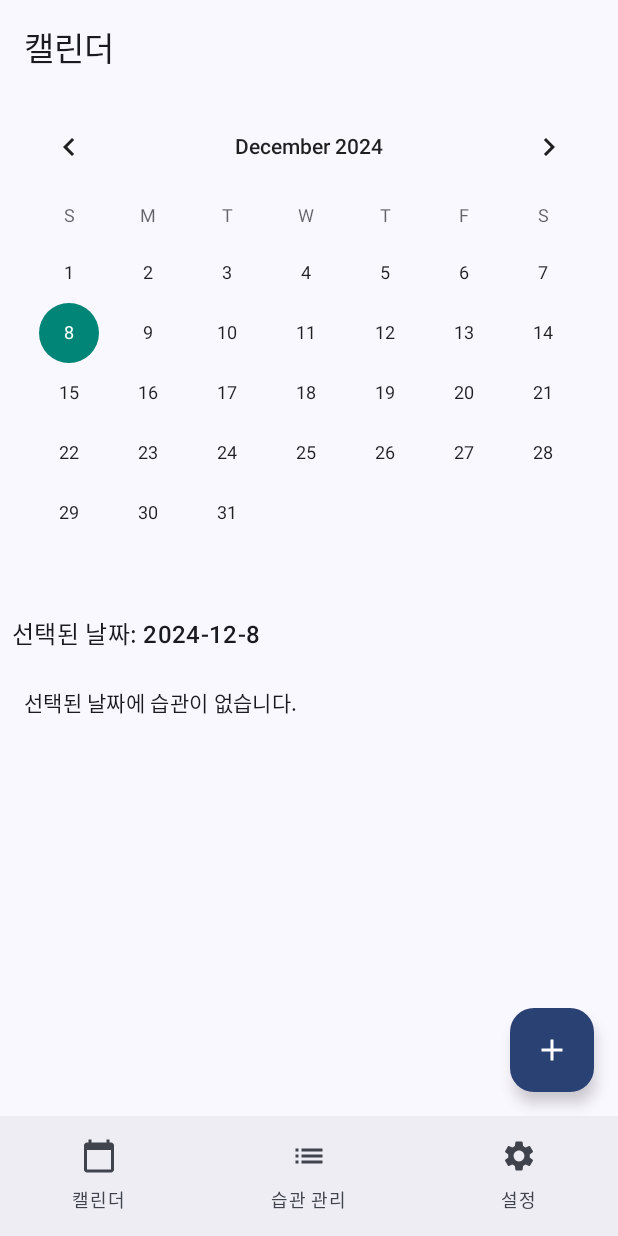
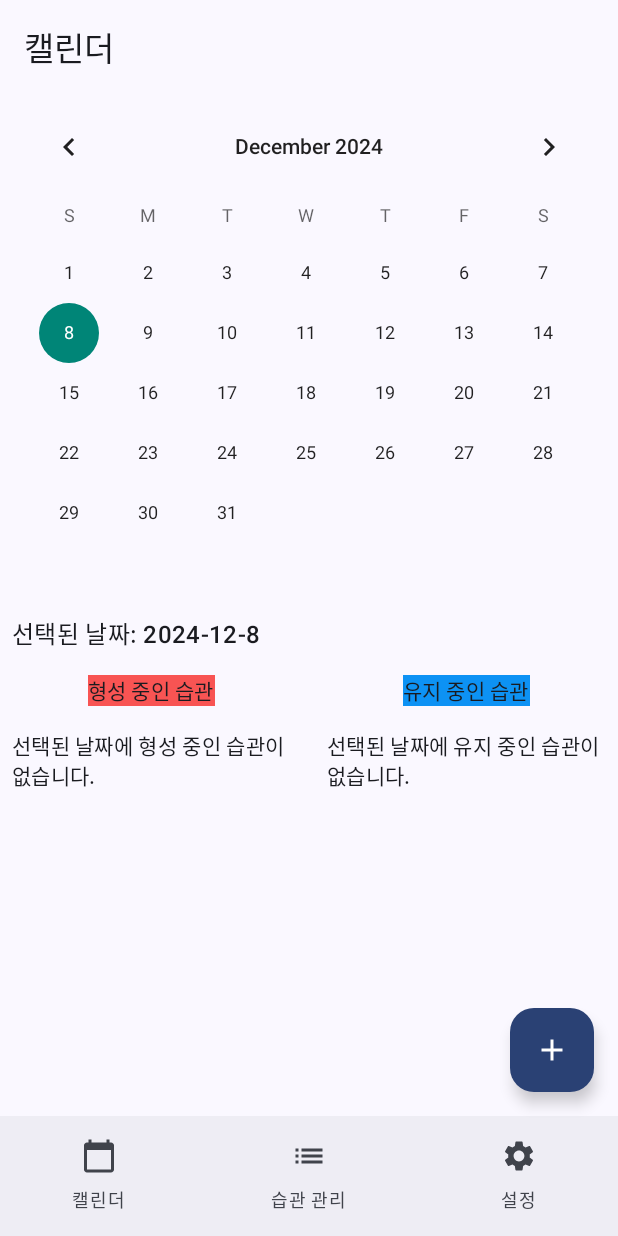
Before and after one commit to tesabel/mobileAppDevTeam25, an Android app built with Jetpack Compose: the CalendarPage screen opened through its navigation route, on a phone screen of 412 x 824 dp. Run offline under Robolectric (Android 15) with nearby library versions, the phone set to English and light mode, and no system bars; our stand-ins replace Firebase (no records; nobody signed in at launch, a user with empty details on screens opened directly).

Commit message:
show habit list in calendarpage

```diff
--- a/app/src/main/java/com/example/doordonot/Config.kt
+++ b/app/src/main/java/com/example/doordonot/Config.kt
@@ -9,7 +9,7 @@ object Config {
     var useTestDate: Boolean = true
 
     // 테스트 모드에서 사용할 날짜
-    var testDate: String = "2024-11-10" // 예시값, 필요시 수정
+    var testDate: String = "2024-11-15" // 예시값, 필요시 수정
 
     // 현재 날짜를 반환하는 함수
     fun getCurrentDate(): String {
--- a/app/src/main/java/com/example/doordonot/calendar/CalenderPage.kt
+++ b/app/src/main/java/com/example/doordonot/calendar/CalenderPage.kt
@@ -3,8 +3,10 @@
 package com.example.doordonot.calendar
 
 import android.widget.CalendarView
+import androidx.compose.foundation.background
 import androidx.compose.foundation.layout.*
 import androidx.compose.foundation.lazy.LazyColumn
+import androidx.compose.foundation.lazy.LazyRow
 import androidx.compose.foundation.lazy.items
 import androidx.compose.material.icons.Icons
 import androidx.compose.material.icons.filled.Add
@@ -12,6 +14,7 @@ import androidx.compose.material3.*
 import androidx.compose.runtime.*
 import androidx.compose.ui.Alignment
 import androidx.compose.ui.Modifier
+import androidx.compose.ui.graphics.Color
 import androidx.compose.ui.unit.dp
 import androidx.compose.ui.viewinterop.AndroidView
 import androidx.lifecycle.viewmodel.compose.viewModel
@@ -19,6 +22,7 @@ import androidx.navigation.NavController
 import com.example.doordonot.auth.AuthViewModel
 import com.example.doordonot.model.Habit
 import com.example.doordonot.model.HabitDisplay
+import com.example.doordonot.model.HabitType
 import com.example.doordonot.ui.components.BottomNavigationBar
 import com.example.doordonot.ui.components.TopBar
 import com.example.doordonot.viewmodel.HabitViewModel
@@ -32,9 +36,10 @@ fun CalendarPage(
     authViewModel: AuthViewModel
 ) {
     val selectedDate by calendarViewModel.selectedDate.collectAsState()
-    // val selectedDateHabits by habitViewModel.selectedDateHabits.collectAsState()
-    // selectedDateHabits -> selectedDateHabitDisplays로 변경
+
     val selectedDateHabitDisplays by habitViewModel.selectedDateHabitDisplays.collectAsState()
+    val formingHabits = selectedDateHabitDisplays.filter { it.habit.type == HabitType.FORMING }
+    val maintainHabits = selectedDateHabitDisplays.filter { it.habit.type == HabitType.MAINTAIN }
 
     val errorMessage by habitViewModel.errorMessage.collectAsState()
     val currentUser by authViewModel.currentUser.collectAsState()
@@ -74,22 +79,74 @@ fun CalendarPage(
                 )
             }
 
-            // 선택된 날짜의 습관 리스트
-            LazyColumn {
-                if (selectedDateHabitDisplays.isEmpty()) {
-                    item {
+            Row(
+                modifier = Modifier.fillMaxWidth(),
+                horizontalArrangement = Arrangement.SpaceBetween
+            ) {
+                // 형성 중인 습관 섹션
+                Column(
+                    modifier = Modifier.weight(1f)
+                ) {
                     Text(
-                            text = "선택된 날짜에 습관이 없습니다.",
+                        text = "형성 중인 습관",
+                        style = MaterialTheme.typography.titleSmall,
+                        modifier = Modifier.padding(8.dp).align(Alignment.CenterHorizontally)
+                            .background(
+                                Color(248, 84, 83, 255)
+                            )
+                    )
+                    if (formingHabits.isEmpty()) {
+                        Text(
+                            text = "선택된 날짜에 형성 중인 습관이 없습니다.",
                             style = MaterialTheme.typography.bodyMedium,
-                            modifier = Modifier.padding(16.dp)
+                            modifier = Modifier.padding(8.dp)
                         )
-                    }
                     } else {
-                    items(selectedDateHabitDisplays) { habitDisplay ->
-                        HabitDisplayCard(habitDisplay = habitDisplay)
+                        LazyColumn(
+                            verticalArrangement = Arrangement.spacedBy(8.dp),
+                            modifier = Modifier.padding(8.dp).fillMaxWidth().align(Alignment.CenterHorizontally)
+                        ) {
+                            items(formingHabits) { habitDisplay ->
+                                HabitDisplayCard(habitDisplay)
                             }
                         }
                     }
+                }
+
+                Spacer(modifier = Modifier.width(8.dp))
+
+                // 유지 중인 습관 섹션
+                Column(
+                    modifier = Modifier.weight(1f)
+                ) {
+                    Text(
+                        text = "유지 중인 습관",
+                        style = MaterialTheme.typography.titleSmall,
+                        modifier = Modifier.padding(8.dp).align(Alignment.CenterHorizontally)
+                            .background(
+                            Color(13, 146, 244)
+                        )
+                    )
+                    if (maintainHabits.isEmpty()) {
+                        Text(
+                            text = "선택된 날짜에 유지 중인 습관이 없습니다.",
+                            style = MaterialTheme.typography.bodyMedium,
+                            modifier = Modifier.padding(8.dp)
+                        )
+                    } else {
+                        LazyColumn(
+                            verticalArrangement = Arrangement.spacedBy(8.dp),
+                            modifier = Modifier.padding(8.dp).fillMaxWidth().align(Alignment.CenterHorizontally)
+                        ) {
+                            items(maintainHabits) { habitDisplay ->
+                                HabitDisplayCard(habitDisplay)
+                            }
+                        }
+                    }
+                }
+            }
+
+
         }
     }
 }
@@ -112,34 +169,23 @@ fun Calendar(calendarViewModel: CalendarViewModel) {
     }
 }
 
-@Composable
-fun HabitCard(habit: Habit) {
-    Card(
-        modifier = Modifier
-            .fillMaxWidth()
-            .padding(vertical = 4.dp),
-        elevation = CardDefaults.cardElevation()
-    ) {
-        Column(modifier = Modifier.padding(16.dp)) {
-            Text(text = habit.name, style = MaterialTheme.typography.titleLarge)
-            Text(text = "카테고리: ${habit.category}", style = MaterialTheme.typography.bodyMedium)
-            Text(text = "연속 성공 일수: ${habit.streak}", style = MaterialTheme.typography.bodySmall)
-        }
-    }
-}
+
 
 // 변경 부분 시작: 새로 추가할 HabitDisplayCard
 @Composable
 fun HabitDisplayCard(habitDisplay: HabitDisplay) {
     Card(
         modifier = Modifier
-            .fillMaxWidth()
+            .width(200.dp) // 카드의 고정된 가로 크기
+            .height(120.dp)
             .padding(vertical = 4.dp),
         elevation = CardDefaults.cardElevation()
     ) {
         Column(modifier = Modifier.padding(16.dp)) {
             Text(text = habitDisplay.habit.name, style = MaterialTheme.typography.titleLarge)
-            Text(text = "카테고리: ${habitDisplay.habit.category}", style = MaterialTheme.typography.bodyMedium)
+            //Text(text = "카테고리: ${habitDisplay.habit.category}", style = MaterialTheme.typography.bodyMedium)
+            Column (modifier = Modifier.padding(4.dp).align(Alignment.CenterHorizontally))
+            {
                 Text(text = "연속 성공 일수: ${habitDisplay.habit.streak}", style = MaterialTheme.typography.bodySmall)
 
                 Row(verticalAlignment = Alignment.CenterVertically) {
@@ -156,6 +202,8 @@ fun HabitDisplayCard(habitDisplay: HabitDisplay) {
                     )
                 }
             }
+
+
         }
     }
-// 변경 부분 끝
+}
```
Also changed, not shown: app/src/main/java/com/example/doordonot/model/HabitRepository.kt (+10 -38 lines). Lines whose indentation alone changed are shown as unchanged.
